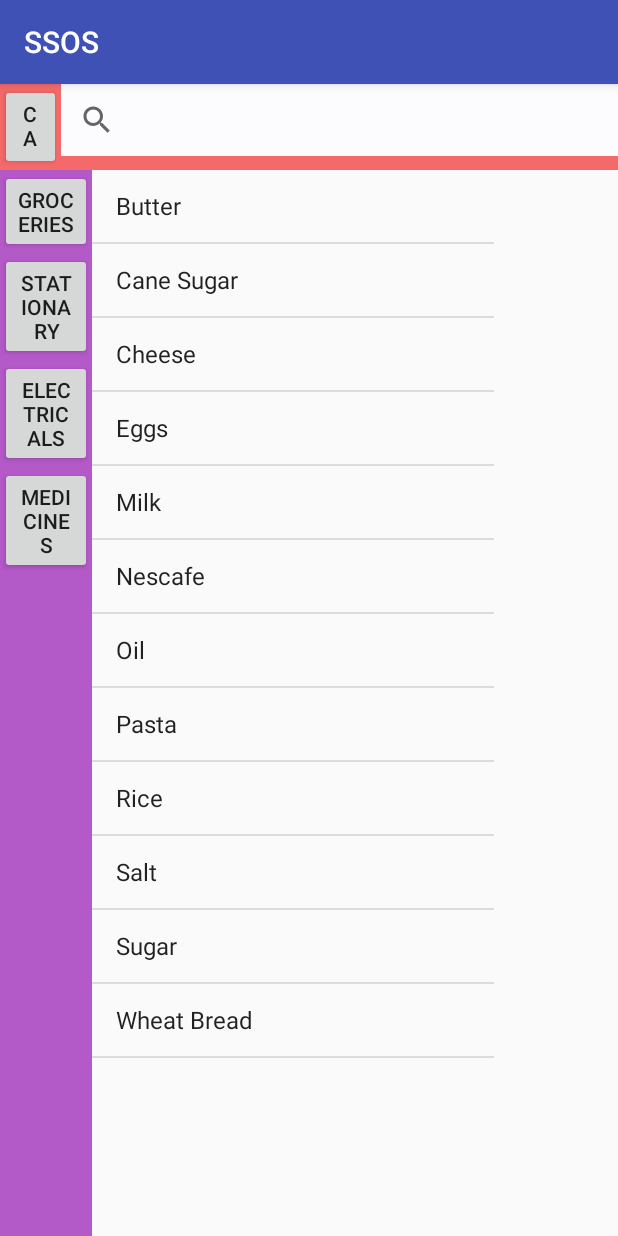
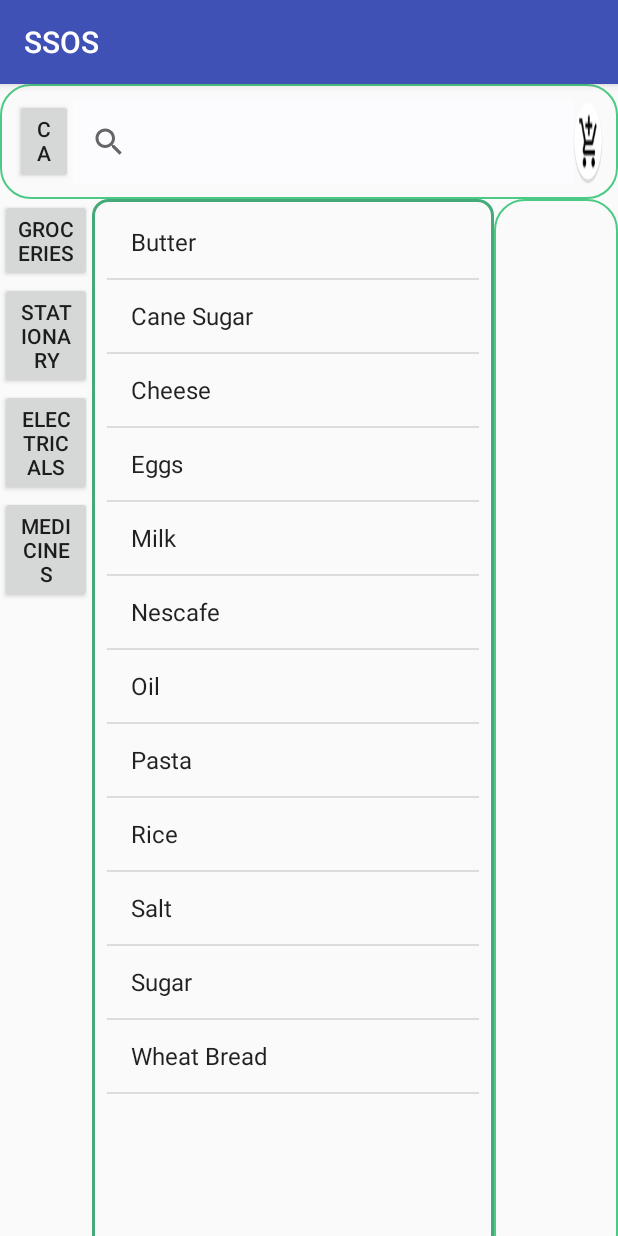
Before and after one commit to sairam9999/SSOS, an Android app: the PlaceOrder screen opened directly, with no data from a screen before it, on a phone screen of 412 x 824 dp. Run offline under Robolectric (Android 15) with nearby library versions, the phone set to English and light mode, and no system bars.

Commit message:
Added Border Style

```diff
--- a/app/src/main/res/layout/activity_place_order.xml
+++ b/app/src/main/res/layout/activity_place_order.xml
@@ -7,37 +7,37 @@
     android:orientation="vertical"
     android:weightSum="10">
 
-    <LinearLayout
-        android:layout_width="match_parent"
-        android:layout_height="0dp"
-        android:layout_weight="0.75"
-        android:background="#eef45f5f"
-        android:orientation="horizontal"
-        android:weightSum="2">
+    <!--<LinearLayout-->
+    <!--android:layout_width="match_parent"-->
+    <!--android:layout_height="0dp"-->
+    <!--android:layout_weight="0.75"-->
+    <!--android:background="#eef45f5f"-->
+    <!--android:orientation="horizontal"-->
+    <!--android:weightSum="2">-->
 
-        <Button
-            android:layout_width="0dp"
-            android:layout_height="wrap_content"
-            android:layout_weight="0.20"
-            android:text="Categories" />
+    <!--<Button-->
+    <!--android:layout_width="0dp"-->
+    <!--android:layout_height="wrap_content"-->
+    <!--android:layout_weight="0.20"-->
+    <!--android:text="Categories" />-->
 
-        <!--<Button-->
-        <!--android:layout_width="wrap_content"-->
-        <!--android:layout_height="wrap_content"-->
-        <!--android:layout_weight="1.79"-->
-        <!--android:text="Search Bar goes here" />-->
+    <!--&lt;!&ndash;<Button&ndash;&gt;-->
+    <!--&lt;!&ndash;android:layout_width="wrap_content"&ndash;&gt;-->
+    <!--&lt;!&ndash;android:layout_height="wrap_content"&ndash;&gt;-->
+    <!--&lt;!&ndash;android:layout_weight="1.79"&ndash;&gt;-->
+    <!--&lt;!&ndash;android:text="Search Bar goes here" />&ndash;&gt;-->
 
-        <android.support.v7.widget.SearchView
-            android:layout_width="0dp"
-            android:layout_height="wrap_content"
-            android:layout_weight="1.80"
-            android:background="#fcfcff">
+    <!--<android.support.v7.widget.SearchView-->
+    <!--android:layout_width="0dp"-->
+    <!--android:layout_height="wrap_content"-->
+    <!--android:layout_weight="1.80"-->
+    <!--android:background="#fcfcff">-->
 
 
-        </android.support.v7.widget.SearchView>
+    <!--</android.support.v7.widget.SearchView>-->
+    <include layout="@layout/search_bar" />
 
-
-    </LinearLayout>
+    <!--</LinearLayout>-->
 
 
     <LinearLayout
@@ -59,7 +59,6 @@
             android:layout_width="0dp"
             android:layout_height="match_parent"
             android:layout_weight="1.50"
-            android:background="#eeaf4ec5"
             android:orientation="vertical">
 
             <Button
@@ -94,24 +93,19 @@
             android:id="@+id/place_order_listview"
             android:layout_width="0dp"
             android:layout_height="match_parent"
-            android:layout_weight="6.50">
+            android:layout_weight="6.50"
+            android:background="@drawable/border_style">
 
 
         </ListView>
-
-        <!--<Button-->
-        <!--android:layout_width="0dp"-->
-        <!--android:layout_height="match_parent"-->
-        <!--android:layout_weight="2"-->
-        <!--android:text="Right Pane"-->
-        <!--android:id="@+id/rightpane_button"/>-->
 
         <LinearLayout
             android:layout_width="0dp"
             android:layout_height="match_parent"
             android:layout_weight="2"
             android:orientation="vertical"
-            android:weightSum="9">
+            android:weightSum="9"
+            android:background="@drawable/custom_border">
 
             <LinearLayout
                 android:id="@+id/itemsDescription_layout"
@@ -137,8 +131,8 @@
                     android:layout_width="0dp"
                     android:layout_height="wrap_content"
                     android:layout_weight="4"
-                    android:elevation="0dp"
-                    android:background="#00faf9f9"/>
+                    android:background="#00faf9f9"
+                    android:elevation="0dp" />
 
 
             </LinearLayout>
@@ -146,8 +140,8 @@
             <TextView
                 android:id="@+id/textview_itemdescription1"
                 android:layout_width="match_parent"
-                android:layout_height="wrap_content"/>
-                <!--android:background="@drawable/border_style"/>-->
+                android:layout_height="wrap_content" />
+            <!--android:background="@drawable/border_style"/>-->
 
             <TextView
                 android:layout_width="match_parent"
@@ -156,9 +150,9 @@
             <TextView
                 android:id="@+id/textview_itemdescription2"
                 android:layout_width="match_parent"
-                android:layout_height="wrap_content"/>
-                <!--android:background="@drawable/border_style"-->
-                />
+                android:layout_height="wrap_content" />
+            <!--android:background="@drawable/border_style"-->
+            />
         </LinearLayout>
 
 
--- a/app/src/main/res/layout/search_bar.xml
+++ b/app/src/main/res/layout/search_bar.xml
@@ -2,8 +2,10 @@
     android:layout_width="match_parent"
     android:layout_height="0dp"
     android:layout_weight="1"
+    android:orientation="horizontal"
     android:weightSum="2"
-    android:orientation="horizontal">
+    android:background="@drawable/custom_border"
+    >
 
     <Button
         android:layout_width="0dp"
@@ -22,10 +24,8 @@
     <Button
         android:layout_width="0dp"
         android:layout_height="match_parent"
-        android:background="@drawable/icon_cart"
         android:layout_weight="0.10"
-        />
-
+        android:background="@drawable/icon_cart" />
 
 
 </LinearLayout>
```
